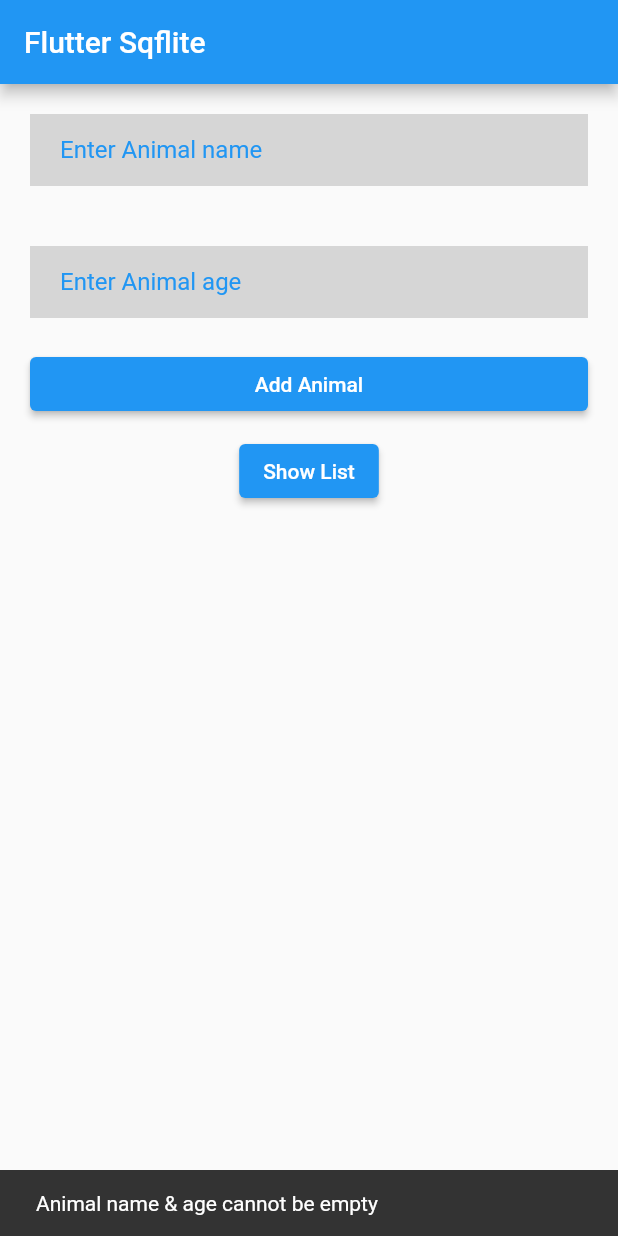
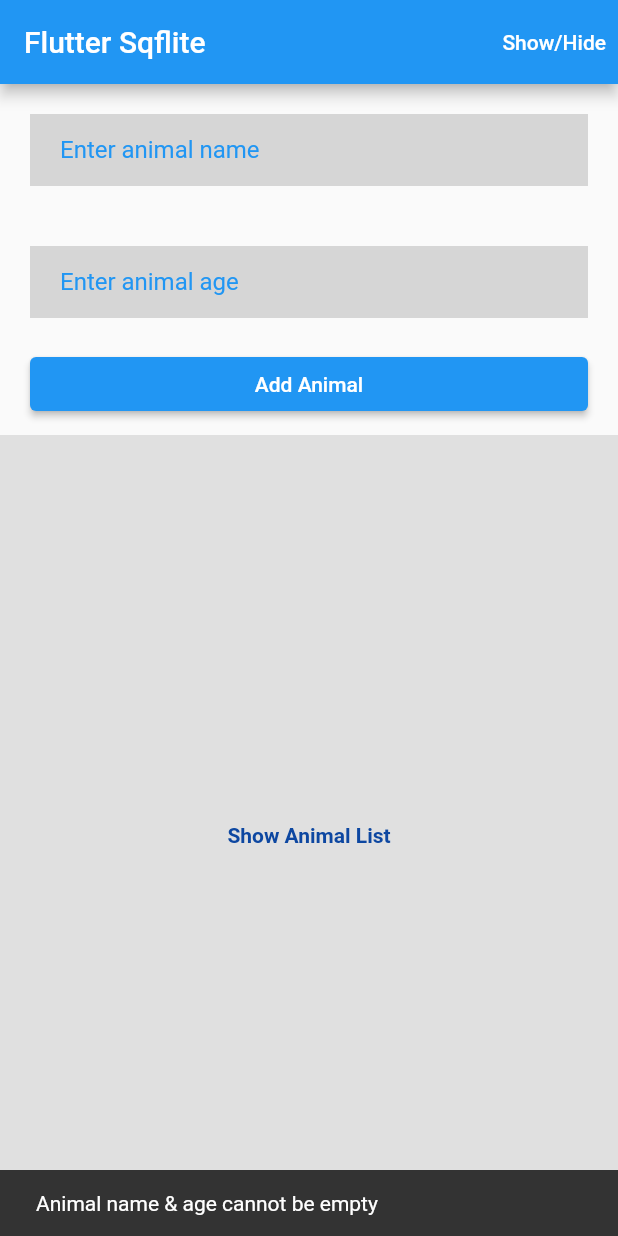
Before and after one commit to nirmal-mazhuvanpilly/flutter_sqflite_crud, a Flutter app: the screen it shows after launch, after a tap on "Add Animal", on a phone screen of 412 x 824 dp. Run offline on Flutter 3.47's test engine with Material 2 defaults, Android fonts, the phone set to English and light mode, and no system bars; our stand-ins replace sqflite; accounts and stored records are empty.

Commit message:
Implemented Provider

```diff
--- /dev/null
+++ b/lib/animal_provider.dart
@@ -0,0 +1,47 @@
+import 'package:flutter/material.dart';
+import 'package:sqflite_flutter/animal.dart';
+import 'package:sqflite_flutter/db_helper.dart';
+
+class AnimalProvider with ChangeNotifier {
+
+  final DbHelper _db = DbHelper.instance;
+
+  late Animal _animal;
+
+  List<Animal> _dog = [];
+  List<Animal> get dog => _dog;
+
+  bool showList = false;
+
+  changeShowList() {
+    showList = !showList;
+    notifyListeners();
+  }
+
+  insertToAnimal({required String name, required String age}) async {
+    _animal = Animal(name: name, age: age);
+    // ignore: avoid_print
+    print(_animal);
+    await _db.insertIntoAnimals(_animal);
+    await fetchAnimals();
+  }
+
+  fetchAnimals() async {
+    _dog = await _db.getAnimals();
+    notifyListeners();
+  }
+
+  updateToAnimal(
+      {required String name, required String age, required int id}) async {
+    _animal = Animal(name: name, age: age);
+    // ignore: avoid_print
+    print(_animal);
+    await _db.updateIntoAnimals(_animal, id);
+    await fetchAnimals();
+  }
+
+  deleteAnimal({required int id}) async {
+    await _db.deleteFromAnimals(id);
+    await fetchAnimals();
+  }
+}
--- a/lib/main.dart
+++ b/lib/main.dart
@@ -1,11 +1,15 @@
 import 'package:flutter/material.dart';
-import 'package:sqflite_flutter/db_helper.dart';
-import 'package:sqflite_flutter/animal.dart';
+import 'package:provider/provider.dart';
+import 'package:sqflite_flutter/animal_provider.dart';
 import 'package:sqflite_flutter/update.dart';
 
 void main() {
   WidgetsFlutterBinding.ensureInitialized();
-  runApp(const MyApp());
+  runApp(MultiProvider(providers: [
+    ChangeNotifierProvider(
+      create: (_) => AnimalProvider(),
+    ),
+  ], child: const MyApp()));
 }
 
 class MyApp extends StatelessWidget {
@@ -33,44 +37,13 @@ class MyHomePage extends StatefulWidget {
 }
 
 class _MyHomePageState extends State<MyHomePage> {
-  final DbHelper db = DbHelper.instance;
-
   final TextEditingController _nameController = TextEditingController();
   final TextEditingController _ageController = TextEditingController();
 
-  List<Animal> dog = [];
-
-  late Animal animal;
-
-  bool showList = false;
-
-  final TextStyle captionStyle =
+  final TextStyle _captionStyle =
       TextStyle(color: Colors.blue.shade900, fontWeight: FontWeight.bold);
-  final TextStyle valueStyle =
+  final TextStyle _valueStyle =
       TextStyle(color: Colors.grey.shade800, fontWeight: FontWeight.bold);
-
-  insertToAnimal({required String name, required String age}) async {
-    animal = Animal(name: name, age: age);
-    // ignore: avoid_print
-    print(animal);
-    await db.insertIntoAnimals(animal);
-    await fetchAnimals();
-  }
-
-  fetchAnimals() async {
-    dog = await db.getAnimals();
-    setState(() {});
-  }
-
-  deleteAnimal({required int id}) async {
-    await db.deleteFromAnimals(id);
-    await fetchAnimals();
-  }
-
-  @override
-  void initState() {
-    super.initState();
-  }
 
   @override
   void dispose() {
@@ -81,9 +54,22 @@ class _MyHomePageState extends State<MyHomePage> {
 
   @override
   Widget build(BuildContext context) {
+    final animalModel = Provider.of<AnimalProvider>(context, listen: false);
+
     return Scaffold(
       appBar: AppBar(
         title: Text(widget.title),
+        actions: [
+          Center(
+            child: TextButton(
+              child: const Text(
+                "Show/Hide",
+                style: TextStyle(color: Colors.white),
+              ),
+              onPressed: animalModel.changeShowList,
+            ),
+          )
+        ],
       ),
       body: Column(
         children: <Widget>[
@@ -94,7 +80,7 @@ class _MyHomePageState extends State<MyHomePage> {
             child: TextField(
               controller: _nameController,
               decoration: const InputDecoration(
-                hintText: "Enter Animal name",
+                hintText: "Enter animal name",
                 hintStyle: TextStyle(color: Colors.blue),
                 focusedBorder: InputBorder.none,
                 disabledBorder: InputBorder.none,
@@ -109,7 +95,7 @@ class _MyHomePageState extends State<MyHomePage> {
             child: TextField(
               controller: _ageController,
               decoration: const InputDecoration(
-                hintText: "Enter Animal age",
+                hintText: "Enter animal age",
                 hintStyle: TextStyle(color: Colors.blue),
                 focusedBorder: InputBorder.none,
                 disabledBorder: InputBorder.none,
@@ -124,10 +110,8 @@ class _MyHomePageState extends State<MyHomePage> {
                 onPressed: () {
                   if (_ageController.text.isNotEmpty &&
                       _nameController.text.isNotEmpty) {
-                    insertToAnimal(
-                      name: _nameController.text,
-                      age: _ageController.text,
-                    );
+                    animalModel.insertToAnimal(
+                        name: _nameController.text, age: _ageController.text);
                     _ageController.clear();
                     _nameController.clear();
                   } else {
@@ -139,12 +123,22 @@ class _MyHomePageState extends State<MyHomePage> {
                 child: const Text("Add Animal")),
           ),
           const SizedBox(height: 10),
-          showList
+          Provider.of<AnimalProvider>(context, listen: true).showList
               ? Expanded(
                   child: Container(
                     color: Colors.grey[300],
-                    child: ListView(
-                      children: dog.map((data) {
+                    child: Consumer<AnimalProvider>(
+                      builder: (context, value, child) {
+                        if (value.dog.isEmpty) {
+                          return Center(
+                            child: Text(
+                              "No Animal Data !",
+                              style: _captionStyle,
+                            ),
+                          );
+                        }
+                        return ListView(
+                          children: value.dog.map((data) {
                             return Container(
                               margin: const EdgeInsets.symmetric(
                                   horizontal: 20, vertical: 10),
@@ -173,7 +167,8 @@ class _MyHomePageState extends State<MyHomePage> {
                                           children: <Widget>[
                                             Row(
                                               mainAxisAlignment:
-                                              MainAxisAlignment.spaceBetween,
+                                                  MainAxisAlignment
+                                                      .spaceBetween,
                                               children: <Widget>[
                                                 SizedBox(
                                                   width: 50,
@@ -183,20 +178,22 @@ class _MyHomePageState extends State<MyHomePage> {
                                                             .spaceBetween,
                                                     children: <Widget>[
                                                       Text("Name",
-                                                      style: captionStyle),
+                                                          style: _captionStyle),
                                                       Text(":",
-                                                      style: captionStyle),
+                                                          style: _captionStyle),
                                                     ],
                                                   ),
                                                 ),
                                                 const SizedBox(width: 10),
-                                            Text(data.name, style: valueStyle),
+                                                Text(data.name,
+                                                    style: _valueStyle),
                                               ],
                                             ),
                                             const SizedBox(height: 5),
                                             Row(
                                               mainAxisAlignment:
-                                              MainAxisAlignment.spaceBetween,
+                                                  MainAxisAlignment
+                                                      .spaceBetween,
                                               children: <Widget>[
                                                 SizedBox(
                                                   width: 50,
@@ -206,14 +203,15 @@ class _MyHomePageState extends State<MyHomePage> {
                                                             .spaceBetween,
                                                     children: <Widget>[
                                                       Text("Age",
-                                                      style: captionStyle),
+                                                          style: _captionStyle),
                                                       Text(":",
-                                                      style: captionStyle),
+                                                          style: _captionStyle),
                                                     ],
                                                   ),
                                                 ),
                                                 const SizedBox(width: 10),
-                                            Text(data.age, style: valueStyle),
+                                                Text(data.age,
+                                                    style: _valueStyle),
                                               ],
                                             ),
                                           ],
@@ -224,21 +222,20 @@ class _MyHomePageState extends State<MyHomePage> {
                                                 onPressed: () {
                                                   Navigator.of(context)
                                                       .push(MaterialPageRoute(
-                                                builder: (_) => UpdateScreen(
+                                                    builder: (_) =>
+                                                        UpdateScreen(
                                                       id: data.id,
                                                       name: data.name,
                                                       age: data.age,
                                                     ),
-                                              ))
-                                                  .then((_) {
-                                                fetchAnimals();
-                                              });
+                                                  ));
                                                 },
                                                 child: Text("Update",
-                                                style: captionStyle)),
+                                                    style: _captionStyle)),
                                             IconButton(
                                                 onPressed: () {
-                                              deleteAnimal(id: data.id!);
+                                                  animalModel.deleteAnimal(
+                                                      id: data.id!);
                                                 },
                                                 icon: const Icon(
                                                   Icons.delete,
@@ -253,15 +250,21 @@ class _MyHomePageState extends State<MyHomePage> {
                               ),
                             );
                           }).toList(),
+                        );
+                      },
                     ),
                   ),
                 )
-              : ElevatedButton(
-                  onPressed: () async {
-                    await fetchAnimals();
-                    showList = !showList;
-                  },
-                  child: const Text("Show List")),
+              : Expanded(
+                  child: Container(
+                    color: Colors.grey[300],
+                    child: Center(
+                        child: Text(
+                      "Show Animal List",
+                      style: _captionStyle,
+                    )),
+                  ),
+                ),
         ],
       ),
     );
--- a/pubspec.yaml
+++ b/pubspec.yaml
@@ -37,6 +37,7 @@ dependencies:
   path: ^1.8.0
   path_provider: ^2.0.6
   sqflite: ^2.0.0+4
+  provider: ^6.0.1
 
 dev_dependencies:
   flutter_test:
```
Also changed, not shown: lib/update.dart (+15 -24 lines), pubspec.lock. Lines whose indentation alone changed are shown as unchanged.
